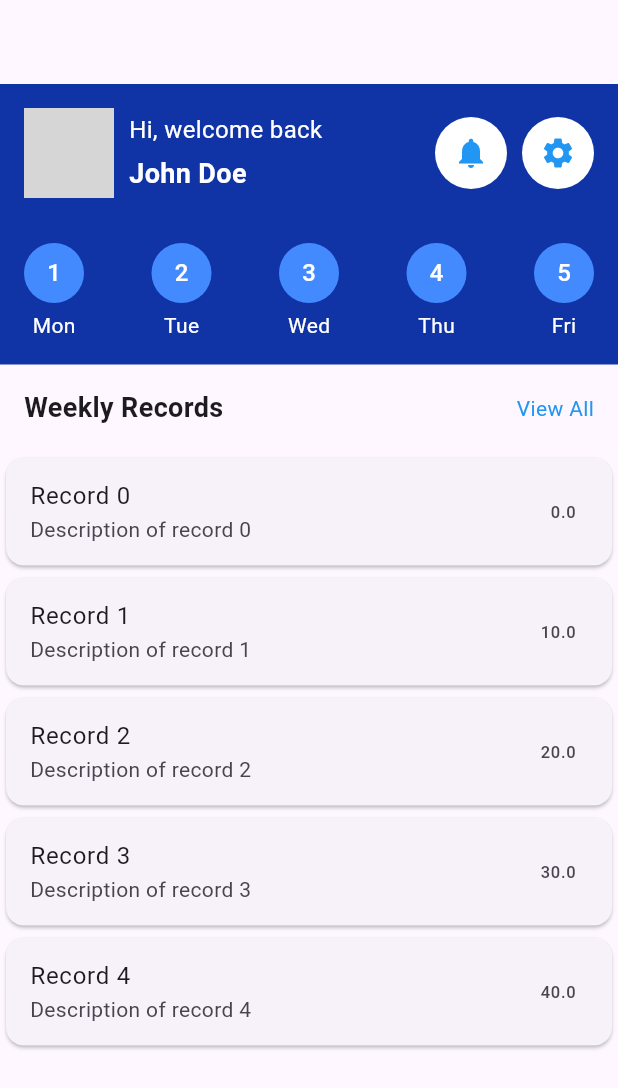
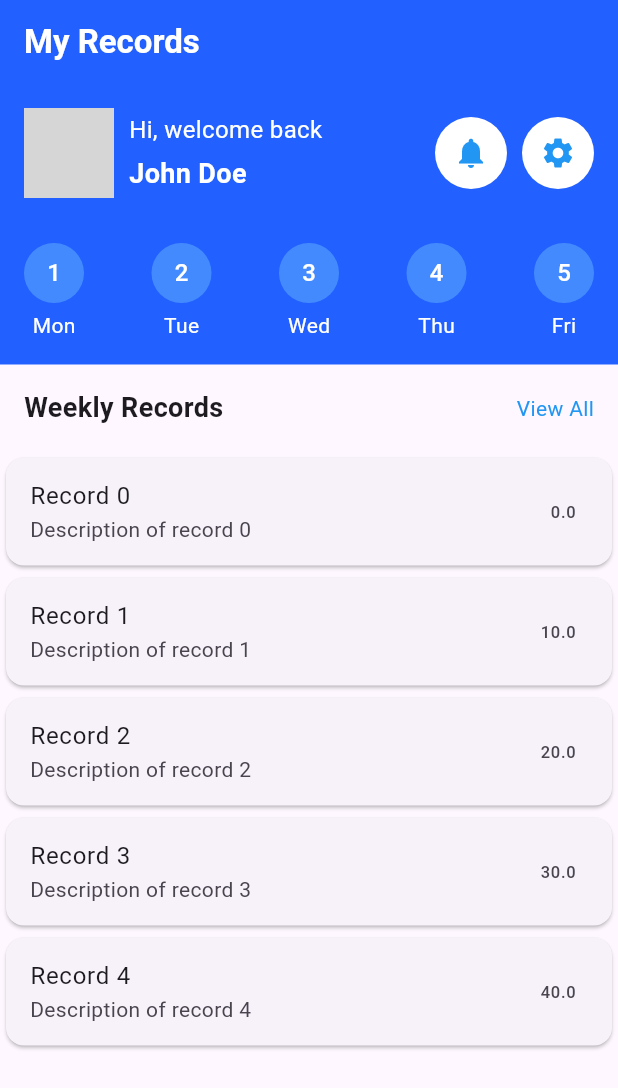
Before and after one commit to MohamedAYasin/Health-Track_AI, a Flutter app: the HomePage screen opened directly, on a phone screen of 412 x 824 dp. Shown: the top 1088 px of the screen. Run offline on Flutter 3.47's test engine with Material 3 defaults, Android fonts, the phone set to English and light mode, and no system bars; our stand-ins replace chat_bubbles, font_awesome_flutter, google_nav_bar; network calls fail; grey boxes are pictures that could not be loaded.

Commit message:
modify homepage appbar

```diff
--- a/lib/pages/home_page.dart
+++ b/lib/pages/home_page.dart
@@ -1,4 +1,5 @@
 import 'package:flutter/material.dart';
+import 'package:health_track_ai/constant/colors.dart';
 import 'package:health_track_ai/models/record_model.dart';
 import 'package:health_track_ai/widgets/record_card.dart';
 
@@ -9,14 +10,16 @@ class HomePage extends StatelessWidget {
   Widget build(BuildContext context) {
     return Scaffold(
       appBar: AppBar(
+        title: const Text('My Records',
+            style: TextStyle(fontWeight: FontWeight.bold)),
         elevation: 0,
-        backgroundColor: Colors.transparent,
-        foregroundColor: Colors.blue,
+        backgroundColor: CustomColors.mainBlue,
+        foregroundColor: Colors.white,
       ),
       body: Column(
         children: [
           Container(
-            color: const Color(0xFF1034A6), // Egyptian blue
+            color: CustomColors.mainBlue, // Egyptian blue
             child: Padding(
               padding: const EdgeInsets.all(16.0),
               child: Column(
```
